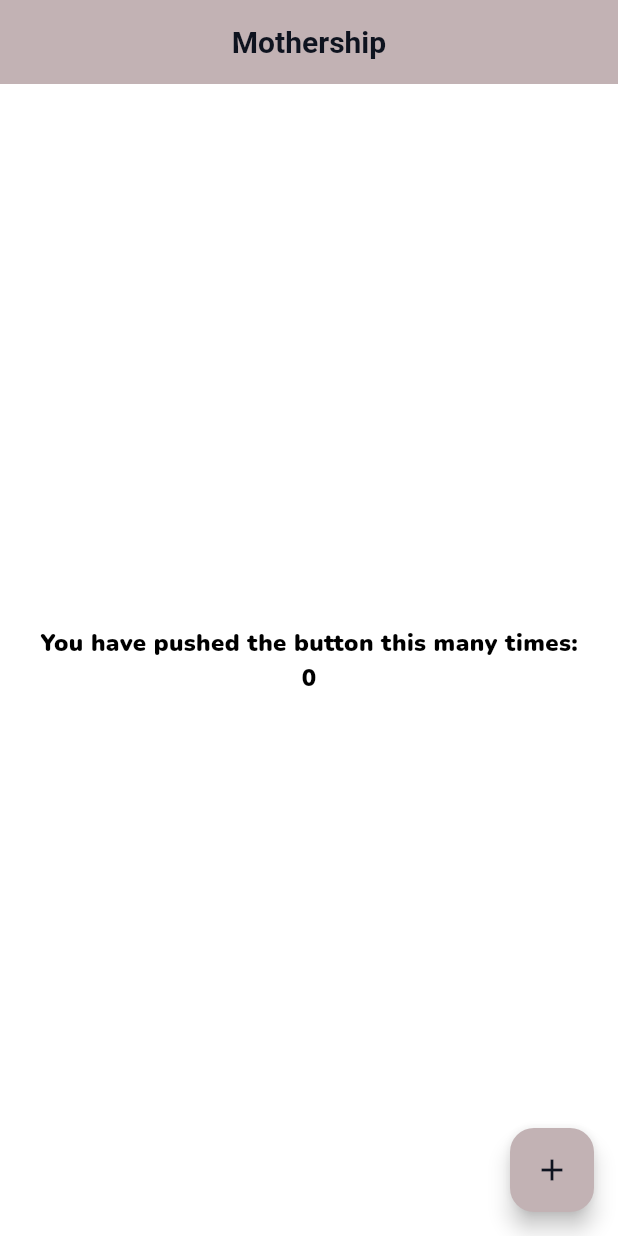
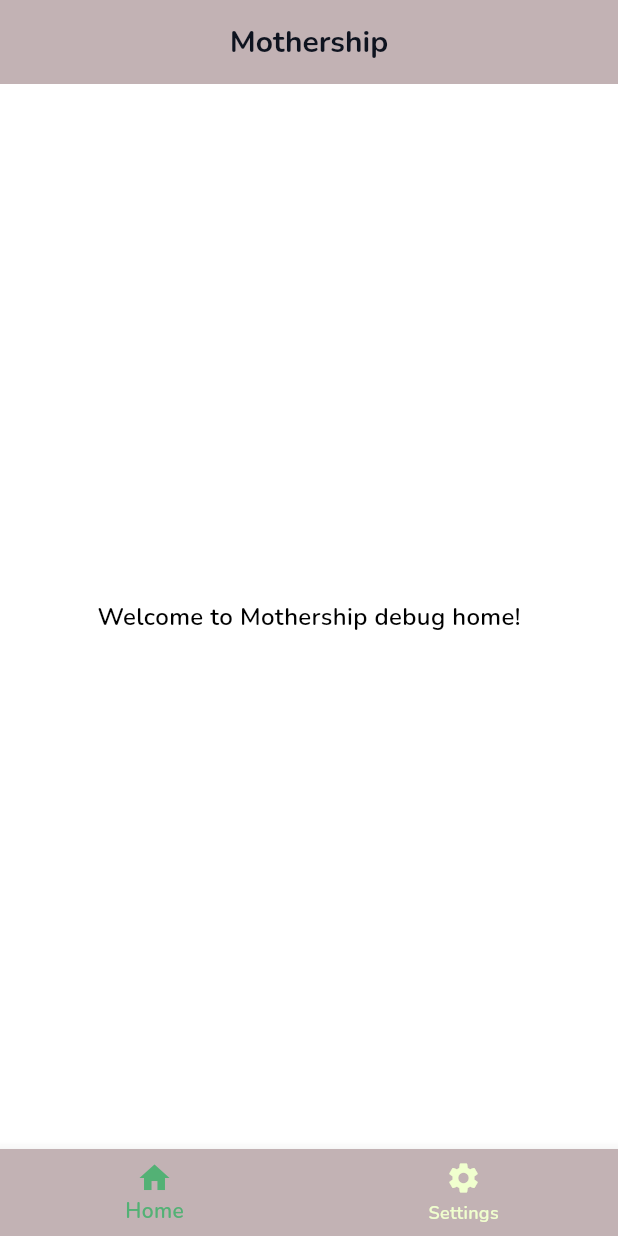
Before and after one commit to csc190mothership/mothership-app, a Flutter app: the screen it shows after launch, on a phone screen of 412 x 824 dp. Run offline on Flutter 3.47's test engine with Material 3 defaults, Android fonts, the phone set to English and light mode, and no system bars; Roboto replaces fonts that are missing (Nunito Bold).

Commit message:
Added basic app bar and settings page

```diff
--- a/lib/main.dart
+++ b/lib/main.dart
@@ -1,5 +1,8 @@
 import 'package:flutter/material.dart';
 import 'theme.dart';
+import 'dart:io';
+import 'screens/settings.dart';
+import 'screens/debughome.dart';
 
 void main() {
   runApp(const MyApp());
@@ -15,56 +18,58 @@ class MyApp extends StatelessWidget {
       title: 'Flutter Demo',
       theme: Themes.lightTheme,
       darkTheme: Themes.darkTheme,
-      home: const MyHomePage(title: 'Flutter Demo Home Page'),
+      home: const MyHomePage(),
     );
   }
 }
 
 class MyHomePage extends StatefulWidget {
-  const MyHomePage({super.key, required this.title});
-  final String title;
+  const MyHomePage({super.key});
+
 
   @override
   State<MyHomePage> createState() => _MyHomePageState();
 }
 
 class _MyHomePageState extends State<MyHomePage> {
-  int _counter = 0;
 
-  void _incrementCounter() {
+  int _selectedPage = 0;
+  void _onItemTapped(int index) {
     setState(() {
-
-      _counter++;
+      _selectedPage = index;
     });
   }
+  final _pageOptions = [
+    debugHome(),
+    Settings(),
+  ];
 
   @override
   Widget build(BuildContext context) {
 
+
     return Scaffold(
-      appBar: AppBar(
-        title: Text("Mothership"),
-      ),
-      body: Center(
-
-        child: Column(
-
-          mainAxisAlignment: MainAxisAlignment.center,
-          children: <Widget>[
-            const Text(
-              'You have pushed the button this many times:',
-            ),
-            Text(
-              '$_counter',
-            ),
-          ],
-        ),
-      ),
-      floatingActionButton: FloatingActionButton(
-        onPressed: _incrementCounter,
-        tooltip: 'Increment',
-        child: const Icon(Icons.add),
+      body: _pageOptions[_selectedPage],
+      bottomNavigationBar: BottomNavigationBar(
+        items: const <BottomNavigationBarItem>[
+          BottomNavigationBarItem(
+            icon: Icon(Icons.home),
+            label: 'Home',
+          ),
+          BottomNavigationBarItem(
+            icon: Icon(Icons.settings),
+            label: 'Settings',
+          ),
+        ],
+        currentIndex: _selectedPage,
+        onTap: _onItemTapped,
       ),
     );
   }
+
+  void pushSettings() {
+    Navigator.of(context).push(
+      MaterialPageRoute(builder: (context) => Settings())
+    );
+  }
 }
--- /dev/null
+++ b/lib/screens/debughome.dart
@@ -0,0 +1,21 @@
+import 'package:flutter/material.dart';
+
+class debugHome extends StatefulWidget {
+  @override
+  _debugHomeState createState() => _debugHomeState();
+}
+
+class _debugHomeState extends State<debugHome> {
+  @override
+  Widget build(BuildContext context) {
+    return Scaffold(
+      appBar: AppBar(
+        title: const Text("Mothership"),
+
+      ),
+      body: const Center(
+        child: Text("Welcome to Mothership debug home!"),
+      ),
+    );
+  }
+}
--- a/lib/theme.dart
+++ b/lib/theme.dart
@@ -10,8 +10,8 @@ class Themes {
       titleTextStyle: TextStyle(
         color: Color(0xFF0E131F),
         fontSize: 20,
+        fontFamily: 'Nunito',
         fontWeight: FontWeight.bold,
-        fontFamily: 'Nunito Bold'
       ),
       centerTitle: true,
     ),
@@ -25,10 +25,15 @@ class Themes {
     ),
 
     fontFamily: 'Nunito',
-    textTheme: TextTheme(
-      bodyLarge: TextStyle(fontSize: 18.0, fontWeight: FontWeight.w900),
-      bodyMedium: TextStyle(fontSize: 16.0, fontWeight: FontWeight.w900),
-      bodySmall: TextStyle(fontSize: 14.0, fontWeight: FontWeight.w900),
+    textTheme: const TextTheme(
+      bodyLarge: TextStyle(fontSize: 18.0),
+      bodyMedium: TextStyle(fontSize: 16.0),
+      bodySmall: TextStyle(fontSize: 14.0),
+    ),
+    bottomNavigationBarTheme: const BottomNavigationBarThemeData(
+      backgroundColor: Color(0xFFC2B2B4),
+      selectedItemColor: Color(0xFF53B175),
+      unselectedItemColor: Color(0xFFF0FFCE),
     ),
 
   );
@@ -40,8 +45,7 @@ class Themes {
       titleTextStyle: TextStyle(
         color: Color(0xFF0E131F),
         fontSize: 20,
-        fontWeight: FontWeight.bold,
-        fontFamily: 'Nunito Bold'
+        fontFamily: 'Nunito'
       ),
       centerTitle: true,
     ),
@@ -55,10 +59,10 @@ class Themes {
     ),
 
     fontFamily: 'Nunito',
-    textTheme: TextTheme(
-      bodyLarge: TextStyle(fontSize: 18.0, fontWeight: FontWeight.w900),
-      bodyMedium: TextStyle(fontSize: 16.0, fontWeight: FontWeight.w900),
-      bodySmall: TextStyle(fontSize: 14.0, fontWeight: FontWeight.w900),
+    textTheme: const TextTheme(
+      bodyLarge: TextStyle(fontSize: 18.0, fontWeight: FontWeight.w400),
+      bodyMedium: TextStyle(fontSize: 16.0, fontWeight: FontWeight.w400),
+      bodySmall: TextStyle(fontSize: 14.0, fontWeight: FontWeight.w400),
     ),
   );
 }
--- a/pubspec.yaml
+++ b/pubspec.yaml
@@ -79,6 +79,12 @@ flutter:
     - family: Nunito
       fonts:
         - asset: fonts/Nunito.ttf
+        - asset: fonts/Nunito-Bold.ttf
+          weight: 700
+        - asset: fonts/Nunito-ExtraBold.ttf
+          weight: 800
+        - asset: fonts/Nunito-Black.ttf
+          weight: 900
   #   - family: Trajan Pro
   #     fonts:
   #       - asset: fonts/TrajanPro.ttf
```
Also changed, not shown: lib/screens/settings.dart (added, +72 -0 lines), fonts/Nunito-Black.ttf (added), fonts/Nunito-Bold.ttf (added), fonts/Nunito-ExtraBold.ttf (added), fonts/Nunito.ttf.
